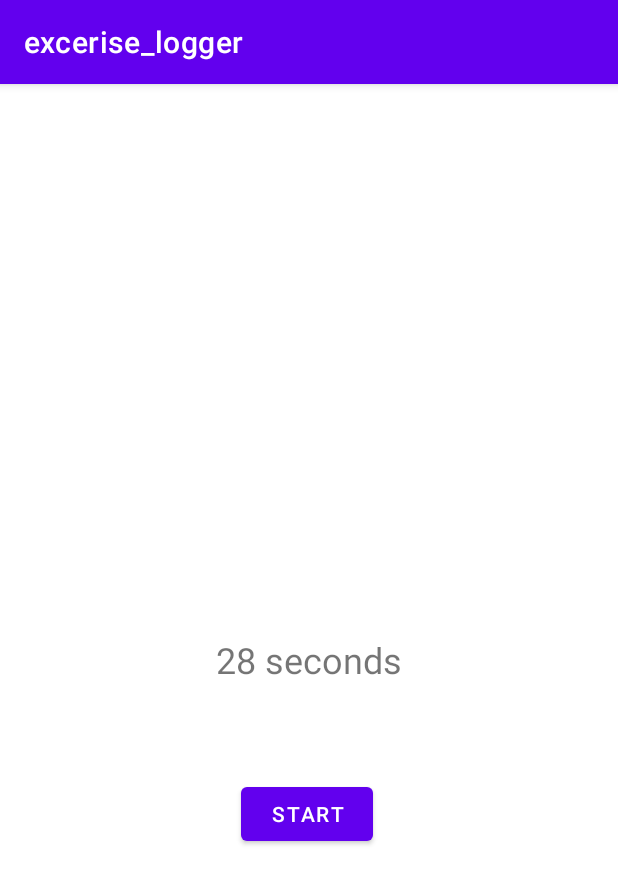
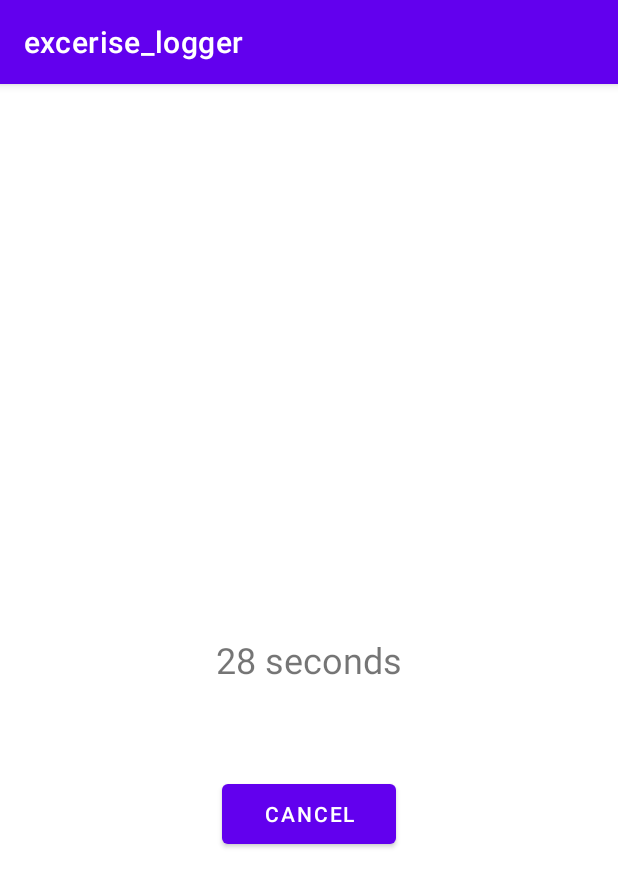
Before and after one commit to hazzaRR/AndroidExerciseDetectionApp, an Android app: the screen it shows after launch (MainActivity), after a tap on "START", on a phone screen of 412 x 824 dp. Shown: the top 887 px of the screen. Run offline under Robolectric (Android 15) with nearby library versions, the phone set to English and light mode, and no system bars.

Commit message:
added cancel button and functionality to timer

```diff
--- a/app/src/main/java/com/example/exercise_logger/MainActivity.java
+++ b/app/src/main/java/com/example/exercise_logger/MainActivity.java
@@ -13,6 +13,8 @@ public class MainActivity extends AppCompatActivity {
 
     private TextView timerTextView;
     private Button startButton;
+
+    private Button cancelButton;
     private CountDownTimer countDownTimer;
 
     @Override
@@ -22,10 +24,15 @@ public class MainActivity extends AppCompatActivity {
 
         timerTextView = findViewById(R.id.timerTextView);
         startButton = findViewById(R.id.startButton);
+        cancelButton = findViewById(R.id.cancel_Button);
 
         startButton.setOnClickListener(new View.OnClickListener() {
             @Override
             public void onClick(View v) {
+//                startButton.setEnabled(false);
+//                cancelButton.setEnabled(true);
+                startButton.setVisibility(View.GONE);
+                cancelButton.setVisibility(View.VISIBLE);
                 countDownTimer = new CountDownTimer(30000, 100) {
                     @Override
                     public void onTick(long millisUntilFinished) {
@@ -36,8 +43,25 @@ public class MainActivity extends AppCompatActivity {
                     @Override
                     public void onFinish() {
                         timerTextView.setText("Done!");
+                        cancelButton.setText("Reset");
                     }
+
                 }.start();
+            }
+        });
+
+        cancelButton.setOnClickListener(new View.OnClickListener() {
+
+            @Override
+            public void onClick(View view) {
+                countDownTimer.cancel();
+//                startButton.setEnabled(true);
+//                cancelButton.setEnabled(false);
+                startButton.setVisibility(View.VISIBLE);
+                cancelButton.setVisibility(View.GONE);
+
+                timerTextView.setText("30 seconds");
+
             }
         });
     }
--- a/app/src/main/res/layout/activity_main.xml
+++ b/app/src/main/res/layout/activity_main.xml
@@ -24,18 +24,37 @@
 
     <Button
         android:id="@+id/startButton"
-        android:layout_width="wrap_content"
-        android:layout_height="wrap_content"
+        android:layout_width="116dp"
+        android:layout_height="52dp"
         android:layout_below="@+id/timerTextView"
         android:layout_centerHorizontal="true"
         android:layout_marginStart="160dp"
         android:layout_marginTop="444dp"
-        android:layout_marginEnd="163dp"
+        android:layout_marginEnd="160dp"
         android:layout_marginBottom="239dp"
         android:text="Start"
         app:layout_constraintBottom_toBottomOf="parent"
         app:layout_constraintEnd_toEndOf="parent"
         app:layout_constraintStart_toStartOf="parent"
-        app:layout_constraintTop_toTopOf="parent" />
+        app:layout_constraintTop_toTopOf="parent"
+        tools:visibility="visible" />
+
+    <Button
+        android:id="@+id/cancel_Button"
+        android:layout_width="116dp"
+        android:layout_height="52dp"
+        android:layout_below="@+id/timerTextView"
+        android:layout_centerHorizontal="true"
+        android:layout_marginStart="147dp"
+        android:layout_marginTop="442dp"
+        android:layout_marginEnd="148dp"
+        android:layout_marginBottom="237dp"
+        android:text="Cancel"
+        android:visibility="gone"
+        app:layout_constraintBottom_toBottomOf="parent"
+        app:layout_constraintEnd_toEndOf="parent"
+        app:layout_constraintStart_toStartOf="parent"
+        app:layout_constraintTop_toTopOf="parent"
+        tools:visibility="visible" />
 
 </androidx.constraintlayout.widget.ConstraintLayout>
```
